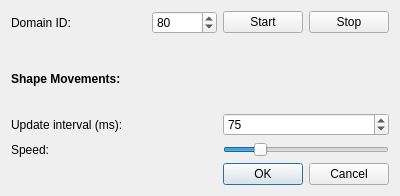
Above: forms/optionsdialog.ui from eProsima/ShapesDemo before the change. Below: the same form after it.
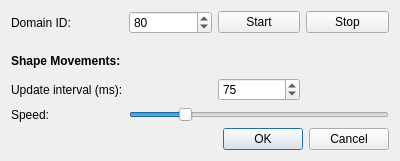
That is the form after the change.

What changed in the file:
```diff
--- a/forms/optionsdialog.ui
+++ b/forms/optionsdialog.ui
@@ -7,7 +7,7 @@
     <x>0</x>
     <y>0</y>
     <width>400</width>
-    <height>196</height>
+    <height>161</height>
    </rect>
   </property>
   <property name="windowTitle">
@@ -16,6 +16,39 @@
   <layout class="QVBoxLayout" name="verticalLayout">
    <item>
     <layout class="QGridLayout" name="gridLayout">
+     <item row="0" column="1">
+      <widget class="QSpinBox" name="spin_domainId">
+       <property name="specialValueText">
+        <string/>
+       </property>
+       <property name="suffix">
+        <string/>
+       </property>
+       <property name="value">
+        <number>80</number>
+       </property>
+      </widget>
+     </item>
+     <item row="0" column="3">
+      <widget class="QPushButton" name="pushButton_stop">
+       <property name="focusPolicy">
+        <enum>Qt::TabFocus</enum>
+       </property>
+       <property name="text">
+        <string>Stop</string>
+       </property>
+      </widget>
+     </item>
+     <item row="0" column="2">
+      <widget class="QPushButton" name="pushButton_start">
+       <property name="focusPolicy">
+        <enum>Qt::TabFocus</enum>
+       </property>
+       <property name="text">
+        <string>Start</string>
+       </property>
+      </widget>
+     </item>
      <item row="0" column="0">
       <widget class="QLabel" name="label">
        <property name="text">
@@ -23,19 +56,6 @@
        </property>
       </widget>
      </item>
-     <item row="0" column="2">
-      <widget class="QSpinBox" name="spin_domainId">
-       <property name="specialValueText">
-        <string/>
-       </property>
-       <property name="suffix">
-        <string/>
-       </property>
-       <property name="value">
-        <number>80</number>
-       </property>
-      </widget>
-     </item>
      <item row="1" column="0" colspan="3">
       <spacer name="verticalSpacer">
        <property name="orientation">
@@ -52,27 +72,40 @@
        </property>
       </spacer>
      </item>
-     <item row="0" column="3">
-      <widget class="QPushButton" name="pushButton_start">
-       <property name="focusPolicy">
-        <enum>Qt::TabFocus</enum>
-       </property>
+     <item row="5" column="0">
+      <widget class="QLabel" name="label_3">
        <property name="text">
-        <string>Start</string>
+        <string>Speed:</string>
        </property>
       </widget>
      </item>
-     <item row="0" column="4">
-      <widget class="QPushButton" name="pushButton_stop">
-       <property name="focusPolicy">
-        <enum>Qt::TabFocus</enum>
+     <item row="4" column="2">
+      <widget class="QSpinBox" name="spin_updateInterval">
+       <property name="specialValueText">
+        <string/>
        </property>
+       <property name="suffix">
+        <string/>
+       </property>
+       <property name="minimum">
+        <number>50</number>
+       </property>
+       <property name="maximum">
+        <number>10000</number>
+       </property>
+       <property name="value">
+        <number>75</number>
+       </property>
+      </widget>
+     </item>
+     <item row="4" column="0">
+      <widget class="QLabel" name="label_2">
        <property name="text">
-        <string>Stop</string>
+        <string>Update interval (ms):</string>
        </property>
       </widget>
      </item>
-     <item row="2" column="0" colspan="3">
+     <item row="2" column="0" colspan="2">
       <widget class="QLabel" name="label_4">
        <property name="font">
         <font>
@@ -85,26 +118,7 @@
        </property>
       </widget>
      </item>
-     <item row="3" column="3" colspan="2">
-      <widget class="QSpinBox" name="spin_updateInterval">
-       <property name="specialValueText">
-        <string/>
-       </property>
-       <property name="suffix">
-        <string/>
-       </property>
-       <property name="minimum">
-        <number>50</number>
-       </property>
-       <property name="maximum">
-        <number>10000</number>
-       </property>
-       <property name="value">
-        <number>75</number>
-       </property>
-      </widget>
-     </item>
-     <item row="4" column="3" colspan="2">
+     <item row="5" column="1" colspan="3">
       <widget class="QSlider" name="horizontalSlider_speed">
        <property name="minimum">
         <number>0</number>
@@ -120,20 +134,6 @@
        </property>
       </widget>
      </item>
-     <item row="3" column="0" colspan="3">
-      <widget class="QLabel" name="label_2">
-       <property name="text">
-        <string>Update interval (ms):</string>
-       </property>
-      </widget>
-     </item>
-     <item row="4" column="0" colspan="3">
-      <widget class="QLabel" name="label_3">
-       <property name="text">
-        <string>Speed:</string>
-       </property>
-      </widget>
-     </item>
     </layout>
    </item>
    <item>
```
Left out of the diff: 5 changed lines with no effect on the pictures.
